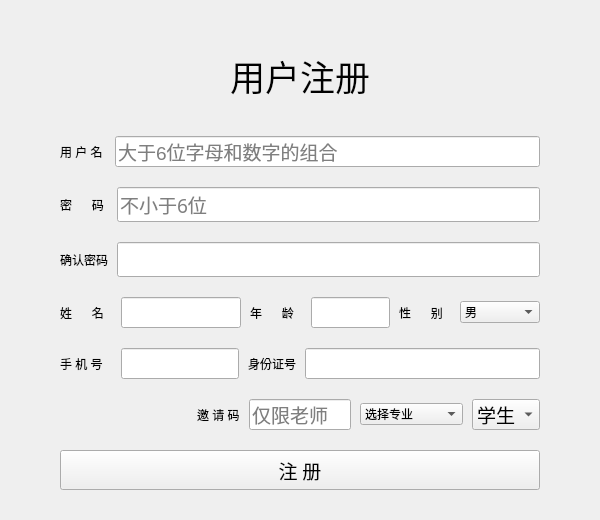
Above: signup.ui from RodinYTY/PSMS before the change. Below: the same form after it.
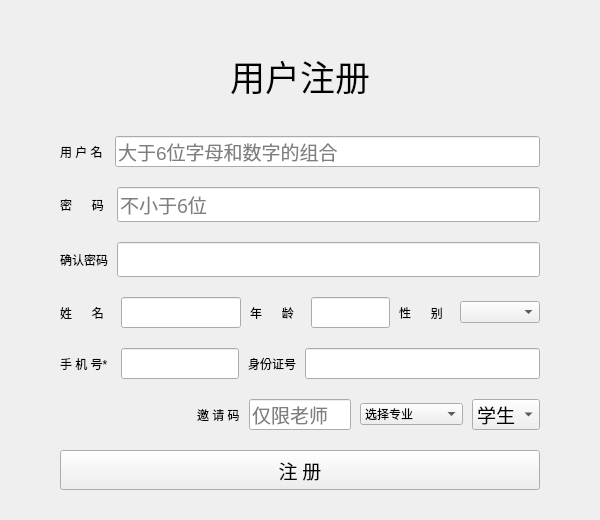
That is the form after the change.

What changed in the file:
```diff
--- a/signup.ui
+++ b/signup.ui
@@ -273,7 +273,12 @@
         </widget>
        </item>
        <item>
-        <widget class="QComboBox" name="comboBox">
+        <widget class="QComboBox" name="sex">
+         <item>
+          <property name="text">
+           <string/>
+          </property>
+         </item>
          <item>
           <property name="text">
            <string>男</string>
@@ -305,7 +310,7 @@
           </size>
          </property>
          <property name="text">
-          <string>手 机 号 </string>
+          <string>手 机 号* </string>
          </property>
         </widget>
        </item>
```
Left out of the diff: 20 changed lines with no effect on the pictures.
